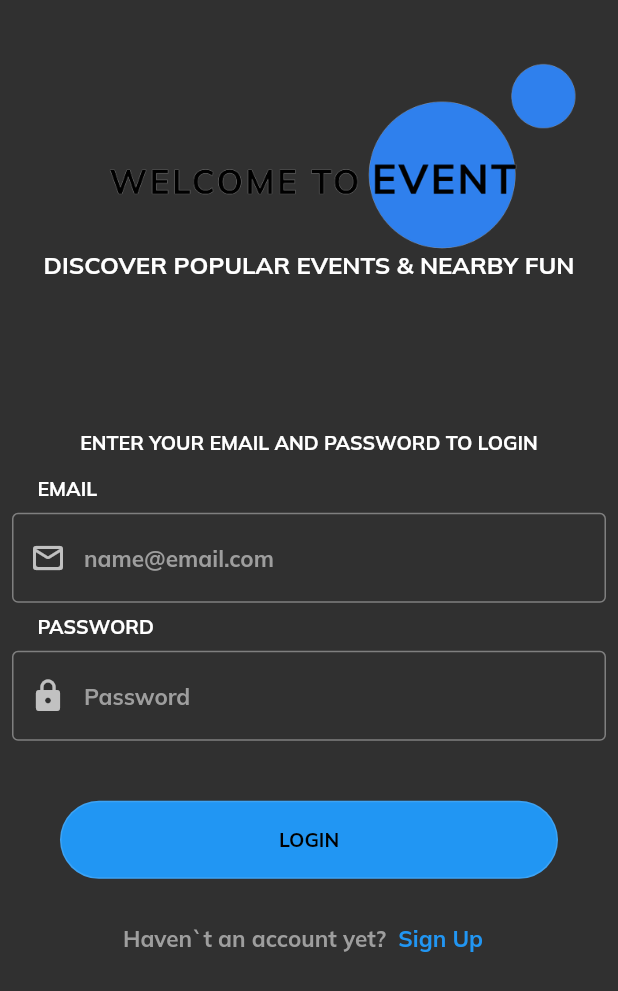
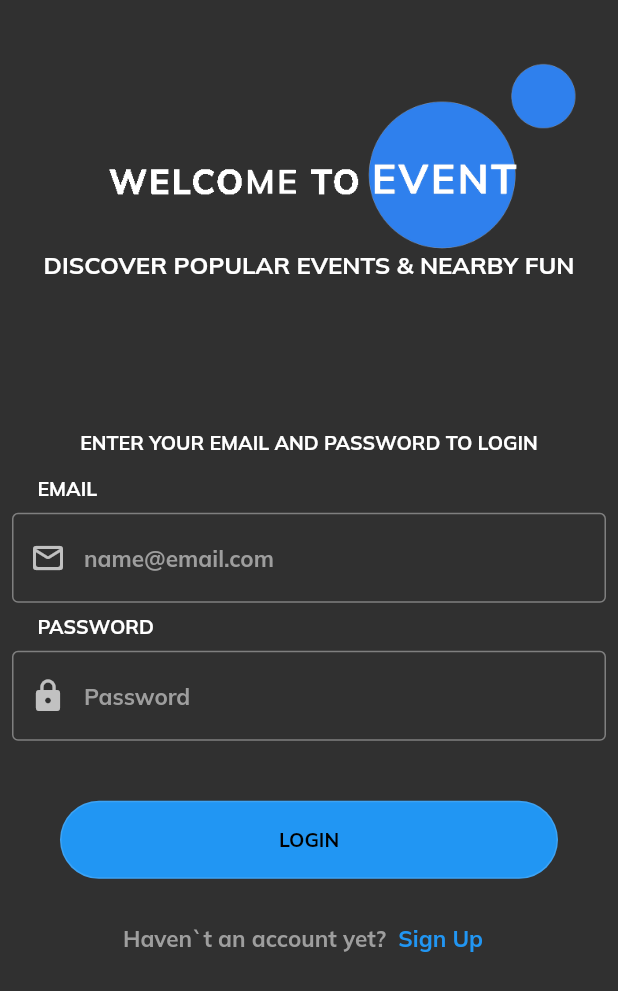
Before and after one commit to SabbathDev/eventor, a Flutter app: the screen it shows after launch, after a tap on "LOGIN", on a phone screen of 412 x 824 dp. Shown: the top 991 px of the screen. Run offline on Flutter 3.47's test engine with Material 2 defaults, Android fonts, the phone set to English and light mode, and no system bars; our stand-ins replace flutter_map, latlong2.

Commit message:
dark_logo

```diff
--- a/lib/pages/login.dart
+++ b/lib/pages/login.dart
@@ -24,7 +24,7 @@ class _LoginState extends State<Login> {
     _email = _emailController.text;
     _password = _passwordController.text;
     print(_email + "  " + _password ); //TODO logic for log in auth
-    User user = await _authService.loginIn(_email, _password);
+    //User user = await _authService.loginIn(_email, _password);
     _emailController.clear();
     _passwordController.clear();
   }
@@ -39,7 +39,7 @@ class _LoginState extends State<Login> {
             mainAxisAlignment: MainAxisAlignment.start,
             children: [
               Center(
-                child: MediaQuery.of(context).platformBrightness == Brightness.light ?  const Image(image: AssetImage('assets/images/logo.png')) : const Image(image: AssetImage('assets/images/logo_dark.png')),
+                child: Theme.of(context).brightness == Brightness.light ?  const Image(image: AssetImage('assets/images/logo.png')) : const Image(image: AssetImage('assets/images/logo_dark.png')),
               ),
               Center(
                   child: Text(
```
